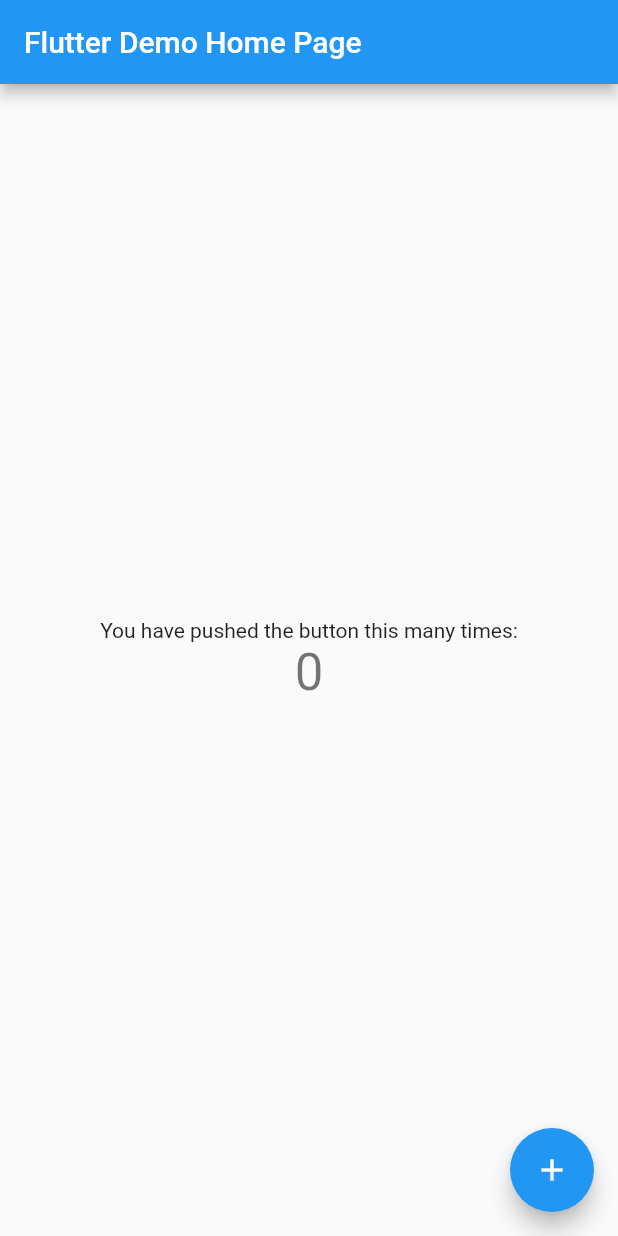
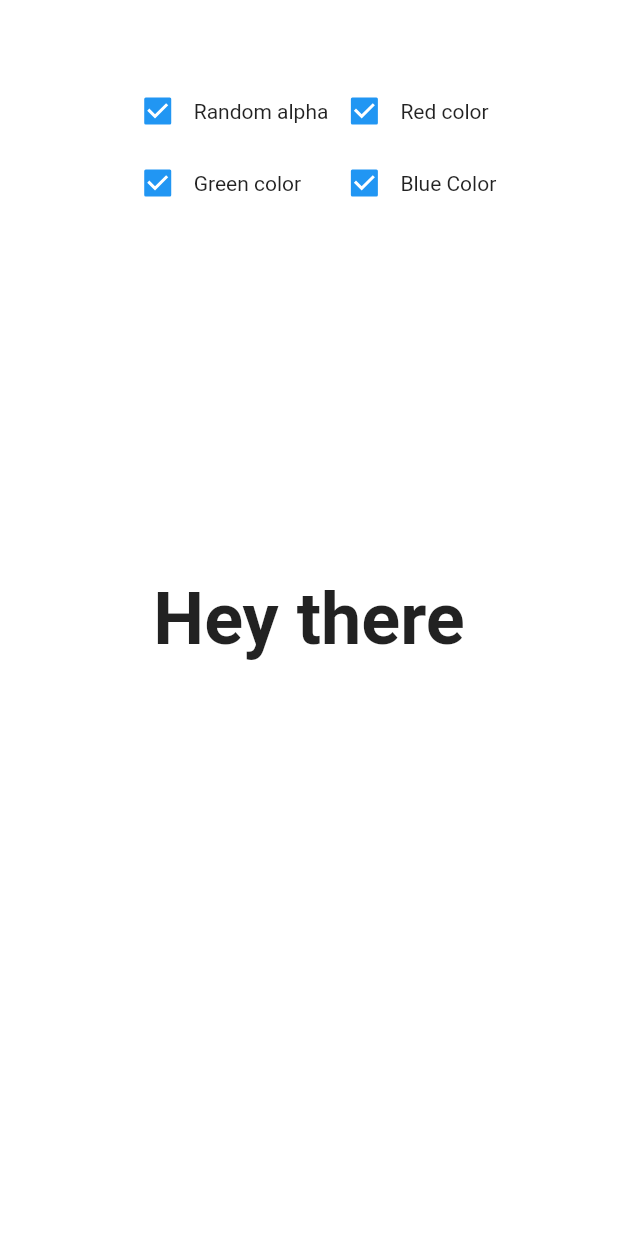
Before and after one commit to Shtmaxxx/random_colors, a Flutter app: the screen it shows after launch, on a phone screen of 412 x 824 dp. Run offline on Flutter 3.47's test engine with Material 2 defaults, Android fonts, the phone set to English and light mode, and no system bars; our stand-ins replace equatable, flutter_bloc.

Commit message:
Added random colors generation

```diff
--- a/lib/main.dart
+++ b/lib/main.dart
@@ -1,115 +1,6 @@
 import 'package:flutter/material.dart';
+import 'package:random_colors/my_app.dart';
 
 void main() {
   runApp(const MyApp());
 }
-
-class MyApp extends StatelessWidget {
-  const MyApp({super.key});
-
-  // This widget is the root of your application.
-  @override
-  Widget build(BuildContext context) {
-    return MaterialApp(
-      title: 'Flutter Demo',
-      theme: ThemeData(
-        // This is the theme of your application.
-        //
-        // Try running your application with "flutter run". You'll see the
-        // application has a blue toolbar. Then, without quitting the app, try
-        // changing the primarySwatch below to Colors.green and then invoke
-        // "hot reload" (press "r" in the console where you ran "flutter run",
-        // or simply save your changes to "hot reload" in a Flutter IDE).
-        // Notice that the counter didn't reset back to zero; the application
-        // is not restarted.
-        primarySwatch: Colors.blue,
-      ),
-      home: const MyHomePage(title: 'Flutter Demo Home Page'),
-    );
-  }
-}
-
-class MyHomePage extends StatefulWidget {
-  const MyHomePage({super.key, required this.title});
-
-  // This widget is the home page of your application. It is stateful, meaning
-  // that it has a State object (defined below) that contains fields that affect
-  // how it looks.
-
-  // This class is the configuration for the state. It holds the values (in this
-  // case the title) provided by the parent (in this case the App widget) and
-  // used by the build method of the State. Fields in a Widget subclass are
-  // always marked "final".
-
-  final String title;
-
-  @override
-  State<MyHomePage> createState() => _MyHomePageState();
-}
-
-class _MyHomePageState extends State<MyHomePage> {
-  int _counter = 0;
-
-  void _incrementCounter() {
-    setState(() {
-      // This call to setState tells the Flutter framework that something has
-      // changed in this State, which causes it to rerun the build method below
-      // so that the display can reflect the updated values. If we changed
-      // _counter without calling setState(), then the build method would not be
-      // called again, and so nothing would appear to happen.
-      _counter++;
-    });
-  }
-
-  @override
-  Widget build(BuildContext context) {
-    // This method is rerun every time setState is called, for instance as done
-    // by the _incrementCounter method above.
-    //
-    // The Flutter framework has been optimized to make rerunning build methods
-    // fast, so that you can just rebuild anything that needs updating rather
-    // than having to individually change instances of widgets.
-    return Scaffold(
-      appBar: AppBar(
-        // Here we take the value from the MyHomePage object that was created by
-        // the App.build method, and use it to set our appbar title.
-        title: Text(widget.title),
-      ),
-      body: Center(
-        // Center is a layout widget. It takes a single child and positions it
-        // in the middle of the parent.
-        child: Column(
-          // Column is also a layout widget. It takes a list of children and
-          // arranges them vertically. By default, it sizes itself to fit its
-          // children horizontally, and tries to be as tall as its parent.
-          //
-          // Invoke "debug painting" (press "p" in the console, choose the
-          // "Toggle Debug Paint" action from the Flutter Inspector in Android
-          // Studio, or the "Toggle Debug Paint" command in Visual Studio Code)
-          // to see the wireframe for each widget.
-          //
-          // Column has various properties to control how it sizes itself and
-          // how it positions its children. Here we use mainAxisAlignment to
-          // center the children vertically; the main axis here is the vertical
-          // axis because Columns are vertical (the cross axis would be
-          // horizontal).
-          mainAxisAlignment: MainAxisAlignment.center,
-          children: <Widget>[
-            const Text(
-              'You have pushed the button this many times:',
-            ),
-            Text(
-              '$_counter',
-              style: Theme.of(context).textTheme.headline4,
-            ),
-          ],
-        ),
-      ),
-      floatingActionButton: FloatingActionButton(
-        onPressed: _incrementCounter,
-        tooltip: 'Increment',
-        child: const Icon(Icons.add),
-      ), // This trailing comma makes auto-formatting nicer for build methods.
-    );
-  }
-}
--- /dev/null
+++ b/lib/my_app.dart
@@ -0,0 +1,25 @@
+import 'package:flutter/material.dart';
+import 'package:flutter_bloc/flutter_bloc.dart';
+import 'package:random_colors/pages/cubit/main_page_cubit.dart';
+import 'package:random_colors/pages/main_page.dart';
+
+/// Application widget
+class MyApp extends StatelessWidget {
+  /// Application constructor
+  const MyApp({super.key});
+
+  @override
+  Widget build(BuildContext context) {
+    return MaterialApp(
+      title: 'Flutter Demo',
+      theme: ThemeData(
+        primarySwatch: Colors.blue,
+      ),
+      debugShowCheckedModeBanner: false,
+      home: BlocProvider(
+        create: (context) => MainPageCubit(),
+        child: const MainPage(),
+      ),
+    );
+  }
+}
--- /dev/null
+++ b/lib/pages/cubit/main_page_cubit.dart
@@ -0,0 +1,61 @@
+import 'dart:math';
+
+import 'package:equatable/equatable.dart';
+import 'package:flutter/material.dart';
+import 'package:flutter_bloc/flutter_bloc.dart';
+
+part 'main_page_state.dart';
+
+/// Main page cubit
+class MainPageCubit extends Cubit<MainPageState> {
+  /// Main page cubit constructor
+  MainPageCubit()
+      : super(
+          const MainPageState(
+            currentColor: Colors.white,
+            randomAlpha: true,
+            redColor: true,
+            greenColor: true,
+            blueColor: true,
+          ),
+        );
+
+  /// Method for generating a random color
+  void generateColor({
+    required bool randomAlpha,
+    required bool redColor,
+    required bool greenColor,
+    required bool blueColor,
+  }) {
+    final Color generatedColor = Color.fromARGB(
+      randomAlpha ? Random().nextInt(256) : 255,
+      redColor ? Random().nextInt(256) : 0,
+      greenColor ? Random().nextInt(256) : 0,
+      blueColor ? Random().nextInt(256) : 0,
+    );
+
+    emit(
+      state.copyWith(currentColor: generatedColor),
+    );
+  }
+
+  /// Method for toggling random alpha
+  void toggleRandomAlpha({required bool value}) => emit(
+        state.copyWith(randomAlpha: value),
+      );
+
+  /// Method for toggling red color
+  void toggleRedColor({required bool value}) => emit(
+        state.copyWith(redColor: value),
+      );
+
+  /// Method for toggling green color
+  void toggleGreenColor({required bool value}) => emit(
+        state.copyWith(greenColor: value),
+      );
+
+  /// Method for toggling blue color
+  void toggleBlueColor({required bool value}) => emit(
+        state.copyWith(blueColor: value),
+      );
+}
--- /dev/null
+++ b/lib/pages/cubit/main_page_state.dart
@@ -0,0 +1,59 @@
+part of 'main_page_cubit.dart';
+
+/// Main page state
+class MainPageState extends Equatable {
+  /// Field for current background color
+  final Color currentColor;
+
+  /// Field for toggling random alpha
+  /// in color generation
+  final bool randomAlpha;
+
+  /// Field for toggling red color
+  /// in color generation
+  final bool redColor;
+
+  /// Field for toggling green color
+  /// in color generation
+  final bool greenColor;
+
+  /// Field for toggling blue color
+  /// in color generation
+  final bool blueColor;
+
+  @override
+  List<Object> get props => [
+        currentColor,
+        randomAlpha,
+        redColor,
+        greenColor,
+        blueColor,
+      ];
+
+  /// Main page state constructor
+  const MainPageState({
+    required this.currentColor,
+    required this.randomAlpha,
+    required this.redColor,
+    required this.greenColor,
+    required this.blueColor,
+  });
+
+  /// Copy with method for
+  /// Main Page state
+  MainPageState copyWith({
+    Color? currentColor,
+    bool? randomAlpha,
+    bool? redColor,
+    bool? greenColor,
+    bool? blueColor,
+  }) {
+    return MainPageState(
+      currentColor: currentColor ?? this.currentColor,
+      randomAlpha: randomAlpha ?? this.randomAlpha,
+      redColor: redColor ?? this.redColor,
+      greenColor: greenColor ?? this.greenColor,
+      blueColor: blueColor ?? this.blueColor,
+    );
+  }
+}
--- /dev/null
+++ b/lib/pages/main_page.dart
@@ -0,0 +1,89 @@
+import 'package:flutter/material.dart';
+import 'package:flutter_bloc/flutter_bloc.dart';
+import 'package:random_colors/pages/cubit/main_page_cubit.dart';
+import 'package:random_colors/pages/widgets/app_checkbox.dart';
+
+/// Main Page widget
+class MainPage extends StatelessWidget {
+  /// Main Page constructor
+  const MainPage({super.key});
+
+  @override
+  Widget build(BuildContext context) {
+    return Scaffold(
+      body: BlocBuilder<MainPageCubit, MainPageState>(
+        builder: (context, state) {
+          final mainPageCubit = context.read<MainPageCubit>();
+
+          return GestureDetector(
+            onTap: () => mainPageCubit.generateColor(
+              randomAlpha: state.randomAlpha,
+              redColor: state.redColor,
+              greenColor: state.greenColor,
+              blueColor: state.blueColor,
+            ),
+            behavior: HitTestBehavior.opaque,
+            child: ColoredBox(
+              color: state.currentColor,
+              child: Stack(
+                children: [
+                  Padding(
+                    padding: const EdgeInsets.only(top: 50),
+                    child: Row(
+                      mainAxisAlignment: MainAxisAlignment.center,
+                      children: [
+                        Column(
+                          crossAxisAlignment: CrossAxisAlignment.start,
+                          children: [
+                            AppCheckbox(
+                              value: state.randomAlpha,
+                              title: 'Random alpha',
+                              onChanged: (value) =>
+                                  mainPageCubit.toggleRandomAlpha(value: value),
+                            ),
+                            AppCheckbox(
+                              value: state.greenColor,
+                              title: 'Green color',
+                              onChanged: (value) =>
+                                  mainPageCubit.toggleGreenColor(value: value),
+                            ),
+                          ],
+                        ),
+                        Column(
+                          crossAxisAlignment: CrossAxisAlignment.start,
+                          children: [
+                            AppCheckbox(
+                              value: state.redColor,
+                              title: 'Red color',
+                              onChanged: (value) =>
+                                  mainPageCubit.toggleRedColor(value: value),
+                            ),
+                            AppCheckbox(
+                              value: state.blueColor,
+                              title: 'Blue Color',
+                              onChanged: (value) =>
+                                  mainPageCubit.toggleBlueColor(value: value),
+                            ),
+                          ],
+                        ),
+                      ],
+                    ),
+                  ),
+                  const Center(
+                    child: Text(
+                      'Hey there',
+                      style: TextStyle(
+                        fontSize: 48,
+                        fontWeight: FontWeight.w600,
+                      ),
+                    ),
+                  ),
+                ],
+              ),
+            ),
+          );
+        },
+      ),
+    );
+  }
+}
--- /dev/null
+++ b/lib/pages/widgets/app_checkbox.dart
@@ -0,0 +1,38 @@
+import 'package:flutter/material.dart';
+
+/// Checkbox with title
+class AppCheckbox extends StatelessWidget {
+  /// Checkbox value
+  final bool value;
+
+  /// Checkbox title
+  final String title;
+
+  /// Checkbox onChanged callback
+  final ValueChanged<bool> onChanged;
+
+  /// Checkbox constructor
+  const AppCheckbox({
+    required this.value,
+    required this.title,
+    required this.onChanged,
+    super.key,
+  });
+
+  @override
+  Widget build(BuildContext context) {
+    return Row(
+      children: [
+        Checkbox(
+          value: value,
+          onChanged: (value) {
+            if (value != null) {
+              onChanged(value);
+            }
+          },
+        ),
+        Text(title),
+      ],
+    );
+  }
+}
```
Also changed, not shown: analysis_options.yaml (+1 -29 lines), pubspec.yaml (+6 -71 lines), pubspec.lock, 2 other files.
